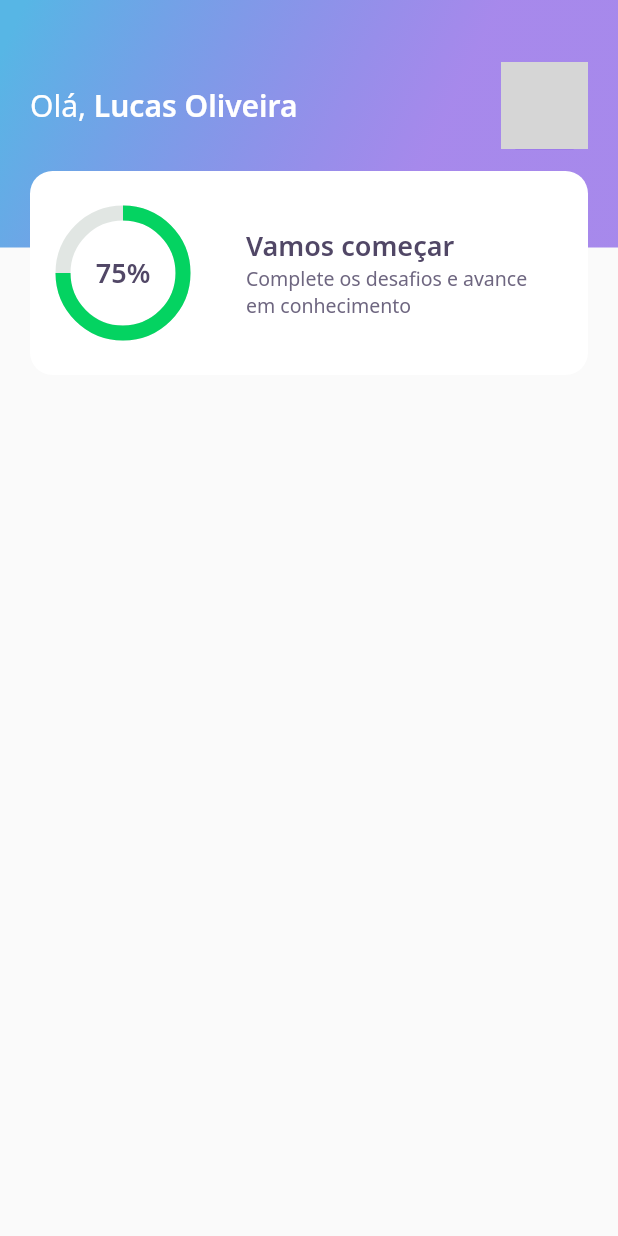
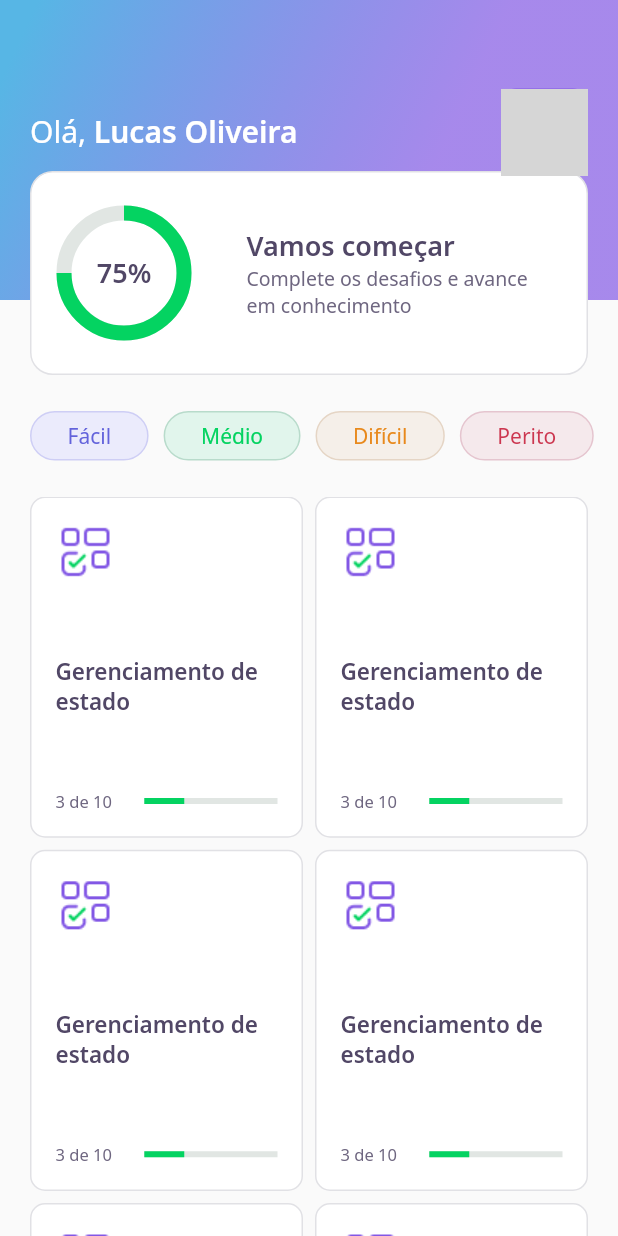
Before and after one commit to luuolli/nlwe5, a Flutter app: the screen it shows after launch, on a phone screen of 412 x 824 dp. Run offline on Flutter 3.47's test engine with Material 2 defaults, Android fonts, the phone set to English and light mode, and no system bars; our stand-ins replace google_fonts; network calls fail; grey boxes are pictures that could not be loaded.

Commit message:
Level button e quiz card

```diff
--- a/lib/core/app_widget.dart
+++ b/lib/core/app_widget.dart
@@ -1,12 +1,11 @@
 import 'package:DevQuiz/home/home_page.dart';
-import 'package:DevQuiz/splash/splash_page.dart';
 import 'package:flutter/material.dart';
 import 'package:flutter/services.dart';
 
 class AppWidget extends StatelessWidget {
   @override
   Widget build(BuildContext context) {
-    SystemChrome.setEnabledSystemUIOverlays([]);
+    setChromeStyle();
     return MaterialApp(
       debugShowCheckedModeBanner: false,
       title: "DevQuiz",
@@ -14,3 +13,12 @@ class AppWidget extends StatelessWidget {
     );
   }
 }
+
+void setChromeStyle() {
+  SystemChrome.setSystemUIOverlayStyle(SystemUiOverlayStyle(
+    statusBarColor: Colors.transparent,
+  ));
+  SystemChrome.setEnabledSystemUIOverlays([
+    SystemUiOverlay.top,
+  ]);
+}
--- a/lib/home/home_page.dart
+++ b/lib/home/home_page.dart
@@ -1,4 +1,6 @@
 import 'package:DevQuiz/home/widgets/appbar/appbar_widget.dart';
+import 'package:DevQuiz/home/widgets/level_button/level_button_widget.dart';
+import 'package:DevQuiz/home/widgets/quiz_card/quiz_card_widget.dart';
 import 'package:flutter/material.dart';
 
 class HomePage extends StatefulWidget {
@@ -11,6 +13,43 @@ class _HomePageState extends State<HomePage> {
   Widget build(BuildContext context) {
     return Scaffold(
       appBar: AppbarWidget(),
+      body: Column(
+        children: [
+          SingleChildScrollView(
+            physics: BouncingScrollPhysics(),
+            scrollDirection: Axis.horizontal,
+            child: Padding(
+              padding: EdgeInsets.symmetric(horizontal: 20, vertical: 24),
+              child: Row(
+                children: [
+                  LevelButtonWidget(label: 'Fácil'),
+                  LevelButtonWidget(label: 'Médio'),
+                  LevelButtonWidget(label: 'Difícil'),
+                  LevelButtonWidget(label: 'Perito'),
+                ],
+              ),
+            ),
+          ),
+          Expanded(
+            child: GridView.count(
+              padding: EdgeInsets.symmetric(horizontal: 20),
+              childAspectRatio: 0.8,
+              physics: BouncingScrollPhysics(),
+              mainAxisSpacing: 8,
+              crossAxisSpacing: 8,
+              crossAxisCount: 2,
+              children: [
+                QuizCardWidget(),
+                QuizCardWidget(),
+                QuizCardWidget(),
+                QuizCardWidget(),
+                QuizCardWidget(),
+                QuizCardWidget(),
+              ],
+            ),
+          ),
+        ],
+      ),
     );
   }
 }
--- a/lib/home/widgets/appbar/appbar_widget.dart
+++ b/lib/home/widgets/appbar/appbar_widget.dart
@@ -13,7 +13,7 @@ class AppbarWidget extends PreferredSize {
             child: Stack(
               children: [
                 Container(
-                  height: 165,
+                  height: 200,
                   padding: EdgeInsets.symmetric(horizontal: 20).copyWith(
                     bottom: 24,
                   ),
--- /dev/null
+++ b/lib/home/widgets/level_button/level_button_widget.dart
@@ -0,0 +1,56 @@
+import 'package:DevQuiz/core/app_colors.dart';
+import 'package:flutter/material.dart';
+import 'package:google_fonts/google_fonts.dart';
+
+class LevelButtonWidget extends StatelessWidget {
+  final String label;
+
+  LevelButtonWidget({Key? key, required this.label})
+      : assert(['Fácil', 'Médio', 'Difícil', 'Perito'].contains(label)),
+        super(key: key);
+
+  final configColorButton = {
+    'Fácil': {
+      'color': AppColors.levelButtonFacil,
+      'borderColor': AppColors.levelButtonBorderFacil,
+      'fontColor': AppColors.levelButtonTextFacil,
+    },
+    'Médio': {
+      'color': AppColors.levelButtonMedio,
+      'borderColor': AppColors.levelButtonBorderMedio,
+      'fontColor': AppColors.levelButtonTextMedio,
+    },
+    'Difícil': {
+      'color': AppColors.levelButtonDificil,
+      'borderColor': AppColors.levelButtonBorderDificil,
+      'fontColor': AppColors.levelButtonTextDificil,
+    },
+    'Perito': {
+      'color': AppColors.levelButtonPerito,
+      'borderColor': AppColors.levelButtonBorderPerito,
+      'fontColor': AppColors.levelButtonTextPerito,
+    },
+  };
+
+  Color get color => configColorButton[label]!['color']!;
+  Color get borderColor => configColorButton[label]!['borderColor']!;
+  Color get fontColor => configColorButton[label]!['fontColor']!;
+
+  @override
+  Widget build(BuildContext context) {
+    return Container(
+      margin: EdgeInsets.only(right: 10),
+      padding: EdgeInsets.symmetric(vertical: 6, horizontal: 24),
+      decoration: BoxDecoration(
+        color: color,
+        borderRadius: BorderRadius.circular(28),
+        border: Border.all(color: borderColor, width: 1),
+      ),
+      child: Text(
+        label,
+        textAlign: TextAlign.center,
+        style: GoogleFonts.notoSans(color: fontColor),
+      ),
+    );
+  }
+}
--- /dev/null
+++ b/lib/home/widgets/quiz_card/quiz_card_widget.dart
@@ -0,0 +1,58 @@
+import 'package:DevQuiz/core/app_colors.dart';
+import 'package:DevQuiz/core/app_images.dart';
+import 'package:DevQuiz/core/app_text_styles.dart';
+import 'package:flutter/cupertino.dart';
+import 'package:flutter/material.dart';
+
+class QuizCardWidget extends StatelessWidget {
+  @override
+  Widget build(BuildContext context) {
+    return Container(
+      padding: EdgeInsets.all(16),
+      decoration: BoxDecoration(
+        color: Colors.white,
+        border: Border.fromBorderSide(BorderSide(
+          color: Color(0xFFE1E1E5),
+        )),
+        borderRadius: BorderRadius.circular(10),
+      ),
+      child: Column(
+        crossAxisAlignment: CrossAxisAlignment.start,
+        mainAxisAlignment: MainAxisAlignment.spaceBetween,
+        children: [
+          Container(
+            width: 40,
+            height: 40,
+            child: Image.asset(AppImages.blocks),
+          ),
+          SizedBox(height: 24),
+          Text(
+            'Gerenciamento de estado',
+            style: AppTextStyles.heading15,
+          ),
+          SizedBox(height: 24),
+          Row(
+            children: [
+              Expanded(
+                flex: 2,
+                child: Text(
+                  '3 de 10',
+                  style: AppTextStyles.body11,
+                ),
+              ),
+              Expanded(
+                flex: 3,
+                child: LinearProgressIndicator(
+                  value: 0.3,
+                  backgroundColor: AppColors.chartSecondary,
+                  valueColor:
+                      AlwaysStoppedAnimation<Color>(AppColors.chartPrimary),
+                ),
+              )
+            ],
+          )
+        ],
+      ),
+    );
+  }
+}
--- a/lib/home/widgets/score_card/score_card_widget.dart
+++ b/lib/home/widgets/score_card/score_card_widget.dart
@@ -10,6 +10,9 @@ class ScoreCardWidget extends StatelessWidget {
       child: Container(
         height: 136,
         decoration: BoxDecoration(
+          border: Border.fromBorderSide(BorderSide(
+            color: Color(0xFFE1E1E5),
+          )),
           color: Colors.white,
           borderRadius: BorderRadius.circular(15),
         ),
```
